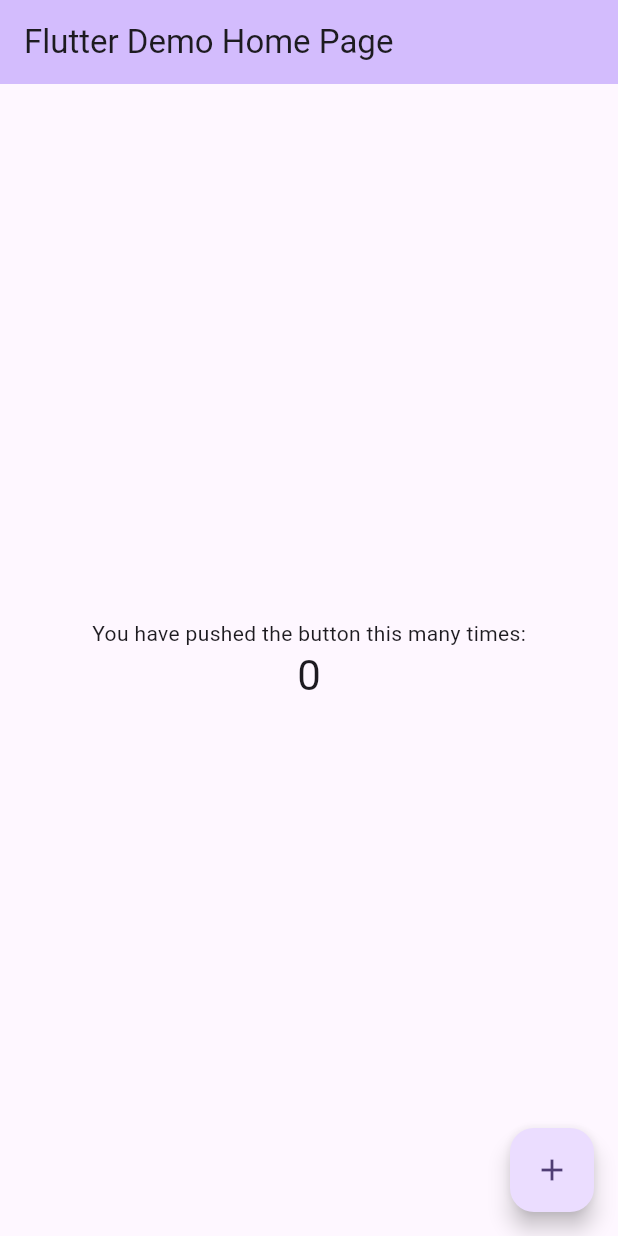
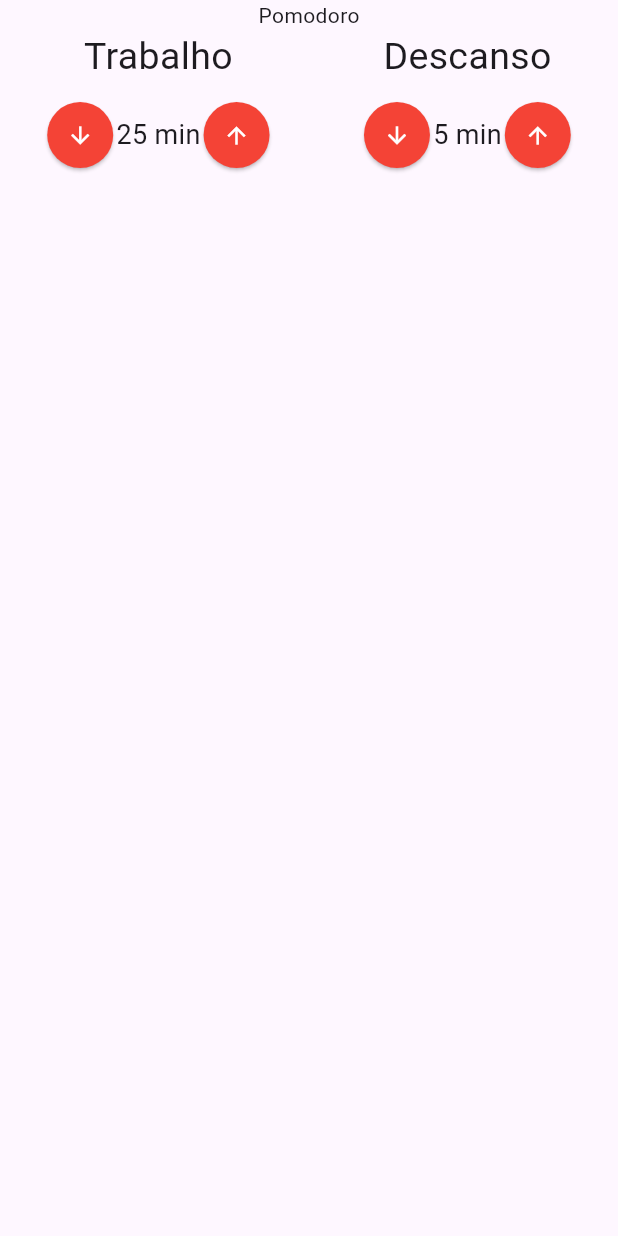
Before and after one commit to Ivisonj/Pomodoro-Flutter, a Flutter app: the screen it shows after launch, on a phone screen of 412 x 824 dp. Run offline on Flutter 3.47's test engine with Material 3 defaults, Android fonts, the phone set to English and light mode, and no system bars.

Commit message:
feat: create entryTime component

```diff
--- /dev/null
+++ b/lib/components/EntryTime.dart
@@ -0,0 +1,47 @@
+import 'package:flutter/material.dart';
+
+class EntryTime extends StatelessWidget {
+  final String title;
+  final int value;
+
+  const EntryTime({super.key, required this.title, required this.value});
+
+  @override
+  Widget build(BuildContext context) {
+    return Column(
+      crossAxisAlignment: CrossAxisAlignment.center,
+      children: [
+        Text(this.title, style: TextStyle(fontSize: 25)),
+        SizedBox(height: 10),
+        Row(
+          mainAxisAlignment: MainAxisAlignment.center,
+          children: [
+            ElevatedButton(
+              onPressed: () {},
+              child: Icon(Icons.arrow_downward, color: Colors.white),
+              style: ElevatedButton.styleFrom(
+                backgroundColor: Colors.red,
+                shape: const CircleBorder(),
+                padding: const EdgeInsets.all(12),
+                minimumSize: const Size(44, 44),
+              ),
+            ),
+
+            Text('${this.value} min', style: TextStyle(fontSize: 18)),
+
+            ElevatedButton(
+              onPressed: () {},
+              child: Icon(Icons.arrow_upward, color: Colors.white),
+              style: ElevatedButton.styleFrom(
+                backgroundColor: Colors.red,
+                shape: const CircleBorder(),
+                padding: const EdgeInsets.all(12),
+                minimumSize: const Size(44, 44),
+              ),
+            ),
+          ],
+        ),
+      ],
+    );
+  }
+}
--- a/lib/main.dart
+++ b/lib/main.dart
@@ -1,4 +1,5 @@
 import 'package:flutter/material.dart';
+import 'package:pomodoro/pages/Pomodoro.dart';
 
 void main() {
   runApp(const MyApp());
@@ -7,116 +8,60 @@ void main() {
 class MyApp extends StatelessWidget {
   const MyApp({super.key});
 
-  // This widget is the root of your application.
   @override
   Widget build(BuildContext context) {
     return MaterialApp(
       title: 'Flutter Demo',
       theme: ThemeData(
-        // This is the theme of your application.
-        //
-        // TRY THIS: Try running your application with "flutter run". You'll see
-        // the application has a purple toolbar. Then, without quitting the app,
-        // try changing the seedColor in the colorScheme below to Colors.green
-        // and then invoke "hot reload" (save your changes or press the "hot
-        // reload" button in a Flutter-supported IDE, or press "r" if you used
-        // the command line to start the app).
-        //
-        // Notice that the counter didn't reset back to zero; the application
-        // state is not lost during the reload. To reset the state, use hot
-        // restart instead.
-        //
-        // This works for code too, not just values: Most code changes can be
-        // tested with just a hot reload.
         colorScheme: ColorScheme.fromSeed(seedColor: Colors.deepPurple),
       ),
-      home: const MyHomePage(title: 'Flutter Demo Home Page'),
+      home: const Pomodoro(),
     );
   }
 }
 
-class MyHomePage extends StatefulWidget {
-  const MyHomePage({super.key, required this.title});
+// class MyHomePage extends StatefulWidget {
+//   const MyHomePage({super.key, required this.title});
 
-  // This widget is the home page of your application. It is stateful, meaning
-  // that it has a State object (defined below) that contains fields that affect
-  // how it looks.
+//   final String title;
 
-  // This class is the configuration for the state. It holds the values (in this
-  // case the title) provided by the parent (in this case the App widget) and
-  // used by the build method of the State. Fields in a Widget subclass are
-  // always marked "final".
+//   @override
+//   State<MyHomePage> createState() => _MyHomePageState();
+// }
 
-  final String title;
+// class _MyHomePageState extends State<MyHomePage> {
+//   int _counter = 0;
 
-  @override
-  State<MyHomePage> createState() => _MyHomePageState();
-}
+//   void _incrementCounter() {
+//     setState(() {
+//       _counter++;
+//     });
+//   }
 
-class _MyHomePageState extends State<MyHomePage> {
-  int _counter = 0;
-
-  void _incrementCounter() {
-    setState(() {
-      // This call to setState tells the Flutter framework that something has
-      // changed in this State, which causes it to rerun the build method below
-      // so that the display can reflect the updated values. If we changed
-      // _counter without calling setState(), then the build method would not be
-      // called again, and so nothing would appear to happen.
-      _counter++;
-    });
-  }
-
-  @override
-  Widget build(BuildContext context) {
-    // This method is rerun every time setState is called, for instance as done
-    // by the _incrementCounter method above.
-    //
-    // The Flutter framework has been optimized to make rerunning build methods
-    // fast, so that you can just rebuild anything that needs updating rather
-    // than having to individually change instances of widgets.
-    return Scaffold(
-      appBar: AppBar(
-        // TRY THIS: Try changing the color here to a specific color (to
-        // Colors.amber, perhaps?) and trigger a hot reload to see the AppBar
-        // change color while the other colors stay the same.
-        backgroundColor: Theme.of(context).colorScheme.inversePrimary,
-        // Here we take the value from the MyHomePage object that was created by
-        // the App.build method, and use it to set our appbar title.
-        title: Text(widget.title),
-      ),
-      body: Center(
-        // Center is a layout widget. It takes a single child and positions it
-        // in the middle of the parent.
-        child: Column(
-          // Column is also a layout widget. It takes a list of children and
-          // arranges them vertically. By default, it sizes itself to fit its
-          // children horizontally, and tries to be as tall as its parent.
-          //
-          // Column has various properties to control how it sizes itself and
-          // how it positions its children. Here we use mainAxisAlignment to
-          // center the children vertically; the main axis here is the vertical
-          // axis because Columns are vertical (the cross axis would be
-          // horizontal).
-          //
-          // TRY THIS: Invoke "debug painting" (choose the "Toggle Debug Paint"
-          // action in the IDE, or press "p" in the console), to see the
-          // wireframe for each widget.
-          mainAxisAlignment: MainAxisAlignment.center,
-          children: <Widget>[
-            const Text('You have pushed the button this many times:'),
-            Text(
-              '$_counter',
-              style: Theme.of(context).textTheme.headlineMedium,
-            ),
-          ],
-        ),
-      ),
-      floatingActionButton: FloatingActionButton(
-        onPressed: _incrementCounter,
-        tooltip: 'Increment',
-        child: const Icon(Icons.add),
-      ), // This trailing comma makes auto-formatting nicer for build methods.
-    );
-  }
-}
+//   @override
+//   Widget build(BuildContext context) {
+//     return Scaffold(
+//       appBar: AppBar(
+//         backgroundColor: Theme.of(context).colorScheme.inversePrimary,
+//         title: Text(widget.title),
+//       ),
+//       body: Center(
+//         child: Column(
+//           mainAxisAlignment: MainAxisAlignment.center,
+//           children: <Widget>[
+//             const Text('You have pushed the button this many times:'),
+//             Text(
+//               '$_counter',
+//               style: Theme.of(context).textTheme.headlineMedium,
+//             ),
+//           ],
+//         ),
+//       ),
+//       floatingActionButton: FloatingActionButton(
+//         onPressed: _incrementCounter,
+//         tooltip: 'Increment',
+//         child: const Icon(Icons.add),
+//       ),
+//     );
+//   }
+// }
--- /dev/null
+++ b/lib/pages/Pomodoro.dart
@@ -0,0 +1,24 @@
+import 'package:flutter/material.dart';
+import 'package:pomodoro/components/EntryTime.dart';
+
+class Pomodoro extends StatelessWidget {
+  const Pomodoro({super.key});
+
+  @override
+  Widget build(BuildContext context) {
+    return Scaffold(
+      body: Column(
+        children: [
+          Text('Pomodoro'),
+          Row(
+            mainAxisAlignment: MainAxisAlignment.spaceAround,
+            children: [
+              EntryTime(title: 'Trabalho', value: 25),
+              EntryTime(title: 'Descanso', value: 5),
+            ],
+          ),
+        ],
+      ),
+    );
+  }
+}
```
